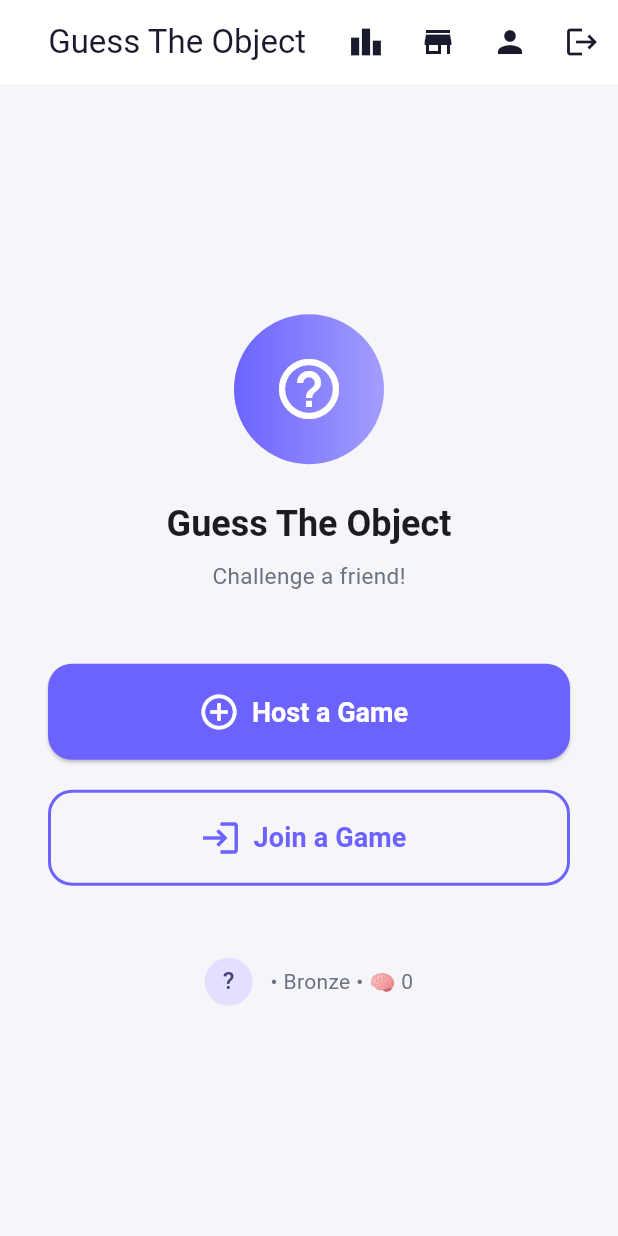
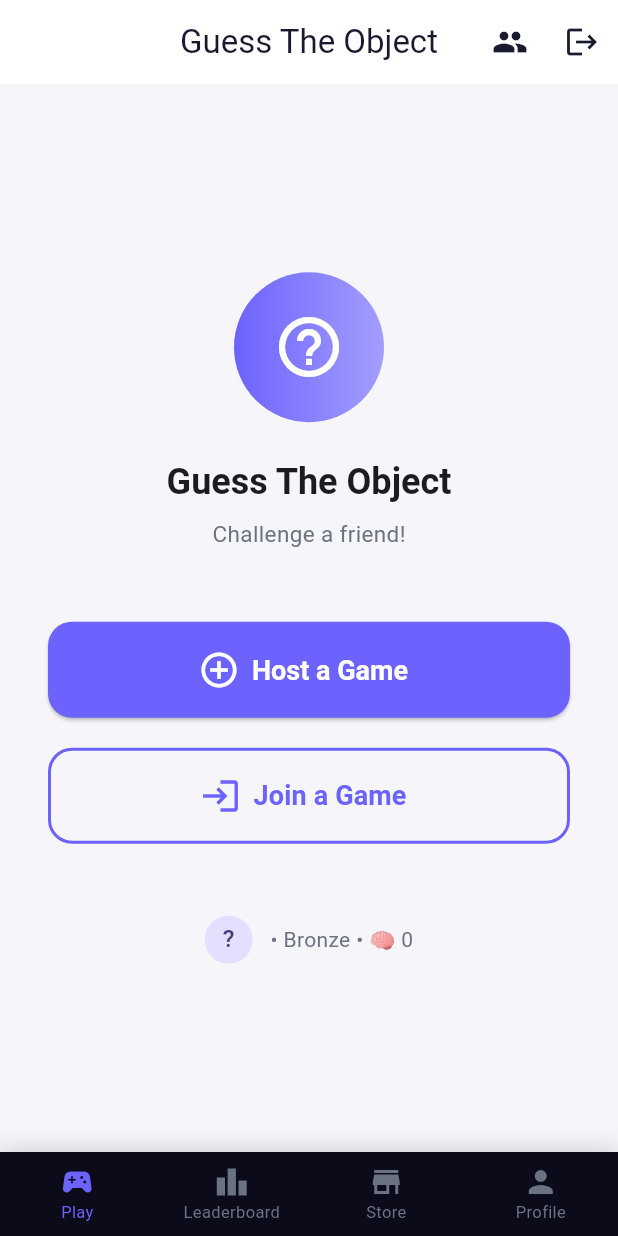
Before and after one commit to wissem999/guess-the-object, a Flutter app: the screen it shows once a user with an empty profile is signed in, on a phone screen of 412 x 824 dp. Run offline on Flutter 3.47's test engine with Material 3 defaults, Android fonts, the phone set to English and light mode, and no system bars; our stand-ins replace cloud_firestore, equatable, firebase_auth, firebase_core, firebase_database, flutter_dotenv and 4 more; accounts and stored records are empty; network calls fail.

Commit message:
fix: streaming APK download + bottom nav + file_paths.xml
- Stream APK download instead of loading 56MB into memory
- Added external-cache-path to file_paths.xml for FileProvider
- Bottom navigation bar (Play/Leaderboard/Store/Profile)
- Progress percentage shown during download
- Version bump to 1.1.6+17

```diff
--- a/lib/core/router/app_router.dart
+++ b/lib/core/router/app_router.dart
@@ -38,7 +38,7 @@ final appRouterProvider = Provider<GoRouter>((ref) {
     routes: [
       GoRoute(path: '/login', builder: (_, _) => const LoginPage()),
       GoRoute(path: '/email-auth', builder: (_, _) => const EmailAuthPage()),
-      GoRoute(path: '/lobby', builder: (_, _) => const LobbyPage()),
+      GoRoute(path: '/lobby', builder: (_, _) => const MainShell()),
       GoRoute(path: '/host', builder: (_, _) => const CreateRoomPage()),
       GoRoute(path: '/join-room', builder: (_, _) => const JoinRoomPage()),
       GoRoute(path: '/waiting-room/:code', builder: (_, state) => WaitingRoomPage(roomCode: state.pathParameters['code']!)),
--- a/lib/features/lobby/presentation/pages/lobby_page.dart
+++ b/lib/features/lobby/presentation/pages/lobby_page.dart
@@ -2,10 +2,85 @@ import 'package:flutter/material.dart';
 import 'package:flutter_riverpod/flutter_riverpod.dart';
 import 'package:go_router/go_router.dart';
 import '../../../../core/theme/app_theme.dart';
-import '../../../../features/auth/presentation/providers/auth_providers.dart';
+import '../../../auth/presentation/providers/auth_providers.dart';
+import '../../../ranking/presentation/pages/leaderboard_page.dart';
+import '../../../store/presentation/pages/store_page.dart';
+import '../../../profile/presentation/pages/profile_page.dart';
 
-class LobbyPage extends ConsumerWidget {
-  const LobbyPage({super.key});
+class MainShell extends ConsumerStatefulWidget {
+  const MainShell({super.key});
+
+  @override
+  ConsumerState<MainShell> createState() => _MainShellState();
+}
+
+class _MainShellState extends ConsumerState<MainShell> {
+  int _currentIndex = 0;
+
+  @override
+  Widget build(BuildContext context) {
+    final tabs = [
+      const _PlayTab(),
+      const LeaderboardPage(),
+      const StorePage(),
+      const ProfilePage(),
+    ];
+
+    return Scaffold(
+      body: IndexedStack(
+        index: _currentIndex,
+        children: tabs,
+      ),
+      bottomNavigationBar: Container(
+        decoration: BoxDecoration(
+          boxShadow: [
+            BoxShadow(
+              color: Colors.black.withValues(alpha: 0.15),
+              blurRadius: 12,
+              offset: const Offset(0, -2),
+            ),
+          ],
+        ),
+        child: BottomNavigationBar(
+          currentIndex: _currentIndex,
+          onTap: (i) => setState(() => _currentIndex = i),
+          type: BottomNavigationBarType.fixed,
+          backgroundColor: const Color(0xFF0B0B1A),
+          selectedItemColor: AppTheme.primary,
+          unselectedItemColor: AppTheme.textSecondary,
+          selectedFontSize: 11,
+          unselectedFontSize: 11,
+          elevation: 0,
+          items: [
+            const BottomNavigationBarItem(
+              icon: Icon(Icons.sports_esports),
+              activeIcon: Icon(Icons.sports_esports),
+              label: 'Play',
+            ),
+            const BottomNavigationBarItem(
+              icon: Icon(Icons.leaderboard),
+              activeIcon: Icon(Icons.leaderboard),
+              label: 'Leaderboard',
+            ),
+            BottomNavigationBarItem(
+              icon: const Icon(Icons.store),
+              activeIcon: const Icon(Icons.store),
+              label: 'Store',
+            ),
+            const BottomNavigationBarItem(
+              icon: Icon(Icons.person),
+              activeIcon: Icon(Icons.person),
+              label: 'Profile',
+            ),
+          ],
+        ),
+      ),
+    );
+  }
+}
+
+class _PlayTab extends ConsumerWidget {
+  const _PlayTab();
 
   @override
   Widget build(BuildContext context, WidgetRef ref) {
@@ -16,19 +91,9 @@ class LobbyPage extends ConsumerWidget {
         title: const Text('Guess The Object'),
         actions: [
           IconButton(
-            icon: const Icon(Icons.leaderboard),
-            onPressed: () => context.push('/leaderboard'),
-            tooltip: 'Leaderboard',
-          ),
-          IconButton(
-            icon: const Icon(Icons.store),
-            onPressed: () => context.push('/store'),
-            tooltip: 'Store',
-          ),
-          IconButton(
-            icon: const Icon(Icons.person),
-            onPressed: () => context.push('/profile'),
-            tooltip: 'Profile',
+            icon: const Icon(Icons.group),
+            onPressed: () => context.push('/friends'),
+            tooltip: 'Friends',
           ),
           IconButton(
             icon: const Icon(Icons.logout),
--- a/pubspec.yaml
+++ b/pubspec.yaml
@@ -1,7 +1,7 @@
 name: guess_the_object
 description: "Real-time multiplayer guessing game. Two players, one category, different objects. Ask questions, guess the object, win the match."
 publish_to: 'none'
-version: 1.1.5+16
+version: 1.1.6+17
 
 environment:
   sdk: ^3.11.5
```
Also changed, not shown: lib/services/_update_service_native.dart (+22 -3 lines), lib/widgets/update_dialog.dart (+6 -3 lines), 1 other file.
